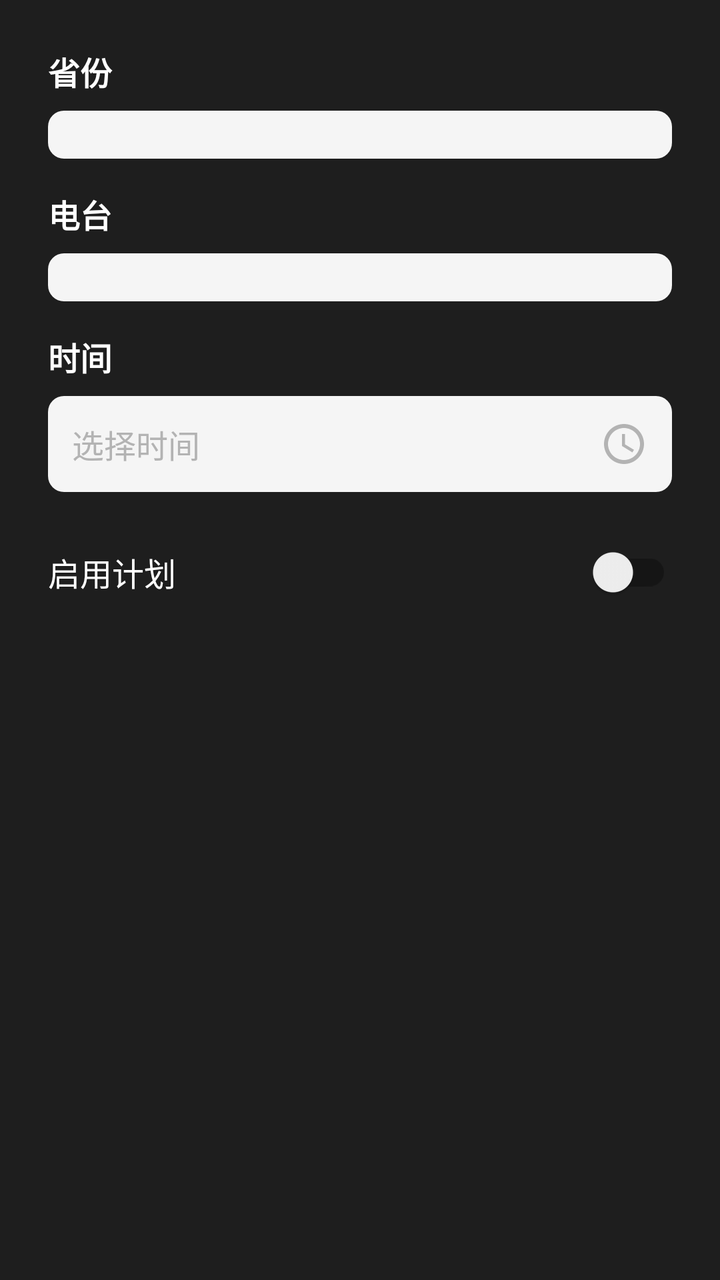
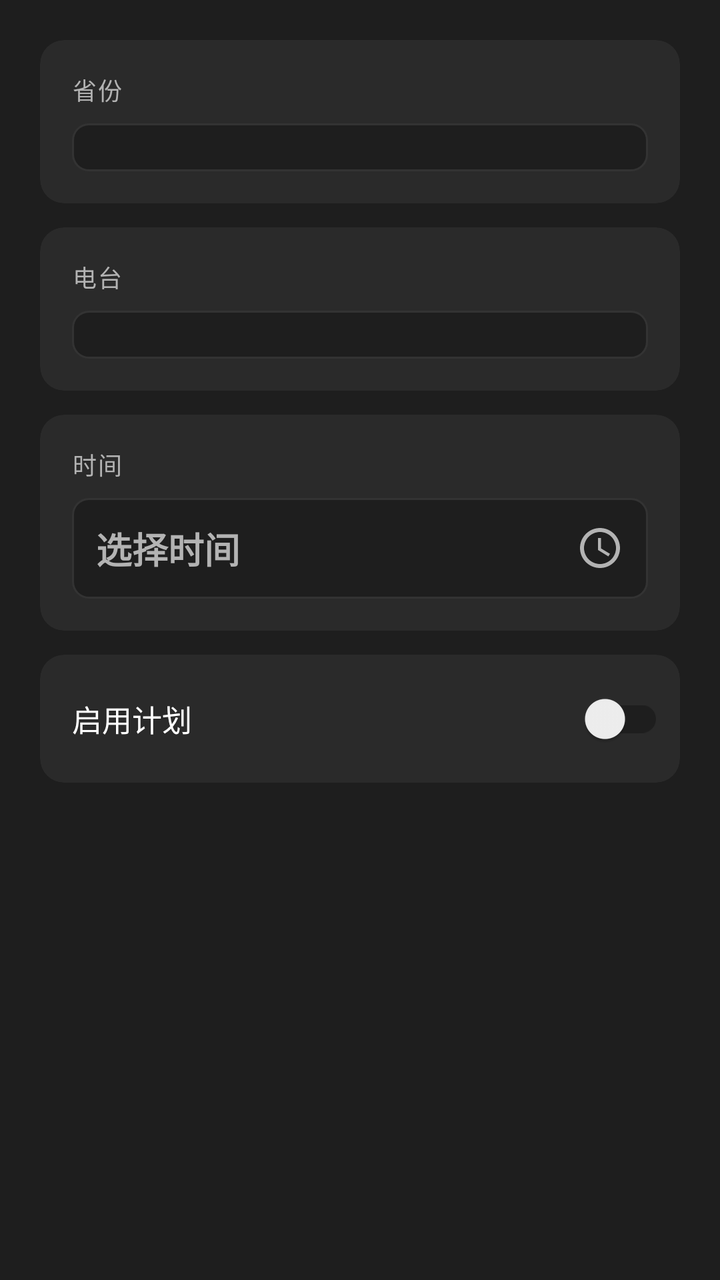

Compare the two renders of this Android layout. The source of the first and the diff that turns it into the second are given below.
<!-- AndroidManifest.xml: application theme Theme.CarRadio -->
<!-- res/layout/dialog_schedule.xml -->
<?xml version="1.0" encoding="utf-8"?>
<LinearLayout xmlns:android="http://schemas.android.com/apk/res/android"
    android:layout_width="match_parent"
    android:layout_height="wrap_content"
    android:orientation="vertical"
    android:background="@color/background_secondary"
    android:padding="24dp">

    
    <TextView
        android:layout_width="match_parent"
        android:layout_height="wrap_content"
        android:text="省份"
        android:textColor="@color/text_primary"
        android:textSize="16sp"
        android:textStyle="bold" />

    <Spinner
        android:id="@+id/provinceSpinner"
        android:layout_width="match_parent"
        android:layout_height="wrap_content"
        android:layout_marginTop="8dp"
        android:layout_marginBottom="16dp"
        android:background="@drawable/bg_spinner"
        android:padding="12dp" />

    
    <TextView
        android:layout_width="match_parent"
        android:layout_height="wrap_content"
        android:text="@string/station"
        android:textColor="@color/text_primary"
        android:textSize="16sp"
        android:textStyle="bold" />

    <Spinner
        android:id="@+id/stationSpinner"
        android:layout_width="match_parent"
        android:layout_height="wrap_content"
        android:layout_marginTop="8dp"
        android:background="@drawable/bg_spinner"
        android:padding="12dp" />

    
    <TextView
        android:layout_width="match_parent"
        android:layout_height="wrap_content"
        android:layout_marginTop="16dp"
        android:text="@string/时间"
        android:textColor="@color/text_primary"
        android:textSize="16sp"
        android:textStyle="bold" />

    <TextView
        android:id="@+id/timeTextView"
        android:layout_width="match_parent"
        android:layout_height="wrap_content"
        android:layout_marginTop="8dp"
        android:background="@drawable/bg_spinner"
        android:drawableEnd="@drawable/ic_time"
        android:drawablePadding="8dp"
        android:gravity="center_vertical"
        android:hint="选择时间"
        android:textColorHint="@color/text_secondary"
        android:padding="12dp"
        android:textColor="@color/text_primary"
        android:textSize="16sp" />

    
    <androidx.appcompat.widget.SwitchCompat
        android:id="@+id/enableSwitch"
        android:layout_width="match_parent"
        android:layout_height="wrap_content"
        android:layout_marginTop="16dp"
        android:text="@string/enable_schedule"
        android:textColor="@color/text_primary"
        android:textSize="16sp" />

</LinearLayout>
<!-- resources referenced by this layout -->
<resources>
  <color name="background_secondary">#FF1E1E1E</color>
  <color name="text_primary">#FFFFFFFF</color>
  <color name="text_secondary">#FFB3B3B3</color>
  <!-- drawable bg_spinner (drawable) -->
  <?xml version="1.0" encoding="utf-8"?>
  <shape xmlns:android="http://schemas.android.com/apk/res/android"
      android:shape="rectangle">
      <solid android:color="#F5F5F5" />
      <corners android:radius="8dp" />
  </shape>
  <!-- drawable ic_time (drawable) -->
  <?xml version="1.0" encoding="utf-8"?>
  <vector xmlns:android="http://schemas.android.com/apk/res/android"
      android:width="24dp"
      android:height="24dp"
      android:viewportWidth="24"
      android:viewportHeight="24">
      <path
          android:fillColor="#FFB3B3B3"
          android:pathData="M12,2C6.5,2 2,6.5 2,12s4.5,10 10,10 10,-4.5 10,-10S17.5,2 12,2zM12,20c-4.4,0 -8,-3.6 -8,-8s3.6,-8 8,-8 8,3.6 8,8 -3.6,8 -8,8z" />
      <path
          android:fillColor="#FFB3B3B3"
          android:pathData="M12.5,7H11v6l5.2,3.2 0.8,-1.3 -4.5,-2.7z" />
  </vector>
  <string name="enable_schedule">启用计划</string>
  <string name="station">电台</string>
  <style name="Theme.CarRadio" parent="Theme.MaterialComponents.DayNight.NoActionBar">
          
          <item name="colorPrimary">@color/primary</item>
          <item name="colorPrimaryVariant">@color/primary_variant</item>
          <item name="colorOnPrimary">@color/white</item>
          
          <item name="colorSecondary">@color/secondary</item>
          <item name="colorSecondaryVariant">@color/secondary_variant</item>
          <item name="colorOnSecondary">@color/black</item>
          
          <item name="android:statusBarColor">@color/status_bar</item>
          
          <item name="android:windowBackground">@color/background</item>
          <item name="android:navigationBarColor">@color/navigation_bar</item>
      </style>
  <color name="primary">#FF6200EE</color>
  <color name="primary_variant">#FF3700B3</color>
  <color name="white">#FFFFFFFF</color>
  <color name="secondary">#FF03DAC6</color>
  <color name="secondary_variant">#FF018786</color>
  <color name="black">#FF000000</color>
  <color name="status_bar">@color/background</color>
  <color name="background">#FF121212</color>
  <color name="navigation_bar">@color/background</color>
</resources>

<!-- the commit's change to res/layout/dialog_schedule.xml (unified diff, before → after) -->
@@ -1,79 +1,162 @@
 <?xml version="1.0" encoding="utf-8"?>
 <LinearLayout xmlns:android="http://schemas.android.com/apk/res/android"
+    xmlns:app="http://schemas.android.com/apk/res-auto"
     android:layout_width="match_parent"
     android:layout_height="wrap_content"
     android:orientation="vertical"
     android:background="@color/background_secondary"
-    android:padding="24dp">
+    android:padding="20dp">
 
     
-    <TextView
+    <com.google.android.material.card.MaterialCardView
         android:layout_width="match_parent"
         android:layout_height="wrap_content"
-        android:text="省份"
-        android:textColor="@color/text_primary"
-        android:textSize="16sp"
-        android:textStyle="bold" />
+        app:cardBackgroundColor="@color/card_background"
+        app:cardCornerRadius="12dp"
+        app:cardElevation="0dp">
 
-    <Spinner
-        android:id="@+id/provinceSpinner"
+        <LinearLayout
+            android:layout_width="match_parent"
+            android:layout_height="wrap_content"
+            android:orientation="vertical"
+            android:padding="16dp">
+
+            <TextView
+                android:layout_width="match_parent"
+                android:layout_height="wrap_content"
+                android:text="省份"
+                android:textColor="@color/text_secondary"
+                android:textSize="12sp"
+                android:letterSpacing="0.05" />
+
+            <Spinner
+                android:id="@+id/provinceSpinner"
+                android:layout_width="match_parent"
+                android:layout_height="wrap_content"
+                android:layout_marginTop="8dp"
+                android:background="@drawable/bg_spinner_dark"
+                android:popupBackground="@color/card_background"
+                android:padding="12dp" />
+
+        </LinearLayout>
+
+    </com.google.android.material.card.MaterialCardView>
+
+    
+    <com.google.android.material.card.MaterialCardView
         android:layout_width="match_parent"
         android:layout_height="wrap_content"
-        android:layout_marginTop="8dp"
-        android:layout_marginBottom="16dp"
-        android:background="@drawable/bg_spinner"
-        android:padding="12dp" />
+        android:layout_marginTop="12dp"
+        app:cardBackgroundColor="@color/card_background"
+        app:cardCornerRadius="12dp"
+        app:cardElevation="0dp">
+
+        <LinearLayout
+            android:layout_width="match_parent"
+            android:layout_height="wrap_content"
+            android:orientation="vertical"
+            android:padding="16dp">
+
+            <TextView
+                android:layout_width="match_parent"
+                android:layout_height="wrap_content"
+                android:text="@string/station"
+                android:textColor="@color/text_secondary"
+                android:textSize="12sp"
+                android:letterSpacing="0.05" />
+
+            <Spinner
+                android:id="@+id/stationSpinner"
+                android:layout_width="match_parent"
+                android:layout_height="wrap_content"
+                android:layout_marginTop="8dp"
+                android:background="@drawable/bg_spinner_dark"
+                android:popupBackground="@color/card_background"
+                android:padding="12dp" />
+
+        </LinearLayout>
+
+    </com.google.android.material.card.MaterialCardView>
 
     
-    <TextView
+    <com.google.android.material.card.MaterialCardView
         android:layout_width="match_parent"
         android:layout_height="wrap_content"
-        android:text="@string/station"
-        android:textColor="@color/text_primary"
-        android:textSize="16sp"
-        android:textStyle="bold" />
+        android:layout_marginTop="12dp"
+        app:cardBackgroundColor="@color/card_background"
+        app:cardCornerRadius="12dp"
+        app:cardElevation="0dp">
 
-    <Spinner
-        android:id="@+id/stationSpinner"
+        <LinearLayout
+            android:layout_width="match_parent"
+            android:layout_height="wrap_content"
+            android:orientation="vertical"
+            android:padding="16dp">
+
+            <TextView
+                android:layout_width="match_parent"
+                android:layout_height="wrap_content"
+                android:text="@string/时间"
+                android:textColor="@color/text_secondary"
+                android:textSize="12sp"
+                android:letterSpacing="0.05" />
+
+            <TextView
+                android:id="@+id/timeTextView"
+                android:layout_width="match_parent"
+                android:layout_height="wrap_content"
+                android:layout_marginTop="8dp"
+                android:background="@drawable/bg_spinner_dark"
+                android:drawableEnd="@drawable/ic_time"
+                android:drawablePadding="8dp"
+                android:gravity="center_vertical"
+                android:hint="选择时间"
+                android:textColorHint="@color/text_secondary"
+                android:padding="12dp"
+                android:textColor="@color/primary"
+                android:textSize="18sp"
+                android:textStyle="bold" />
+
+        </LinearLayout>
+
+    </com.google.android.material.card.MaterialCardView>
+
+    
+    <com.google.android.material.card.MaterialCardView
         android:layout_width="match_parent"
         android:layout_height="wrap_content"
-        android:layout_marginTop="8dp"
-        android:background="@drawable/bg_spinner"
-        android:padding="12dp" />
+        android:layout_marginTop="12dp"
+        app:cardBackgroundColor="@color/card_background"
+        app:cardCornerRadius="12dp"
+        app:cardElevation="0dp">
 
-    
-    <TextView
-        android:layout_width="match_parent"
-        android:layout_height="wrap_content"
-        android:layout_marginTop="16dp"
-        android:text="@string/时间"
-        android:textColor="@color/text_primary"
-        android:textSize="16sp"
-        android:textStyle="bold" />
+        <LinearLayout
+            android:layout_width="match_parent"
+            android:layout_height="wrap_content"
+            android:orientation="horizontal"
+            android:gravity="center_vertical"
+            android:paddingStart="16dp"
+            android:paddingEnd="8dp"
+            android:paddingTop="8dp"
+            android:paddingBottom="8dp">
 
-    <TextView
-        android:id="@+id/timeTextView"
-        android:layout_width="match_parent"
-        android:layout_height="wrap_content"
-        android:layout_marginTop="8dp"
-        android:background="@drawable/bg_spinner"
-        android:drawableEnd="@drawable/ic_time"
-        android:drawablePadding="8dp"
-        android:gravity="center_vertical"
-        android:hint="选择时间"
-        android:textColorHint="@color/text_secondary"
-        android:padding="12dp"
-        android:textColor="@color/text_primary"
-        android:textSize="16sp" />
+            <TextView
+                android:layout_width="0dp"
+                android:layout_height="wrap_content"
+                android:layout_weight="1"
+                android:text="@string/enable_schedule"
+                android:textColor="@color/text_primary"
+                android:textSize="15sp" />
 
-    
-    <androidx.appcompat.widget.SwitchCompat
-        android:id="@+id/enableSwitch"
-        android:layout_width="match_parent"
-        android:layout_height="wrap_content"
-        android:layout_marginTop="16dp"
-        android:text="@string/enable_schedule"
-        android:textColor="@color/text_primary"
-        android:textSize="16sp" />
+            <androidx.appcompat.widget.SwitchCompat
+                android:id="@+id/enableSwitch"
+                android:layout_width="wrap_content"
+                android:layout_height="wrap_content"
+                android:minWidth="48dp"
+                android:minHeight="48dp" />
+
+        </LinearLayout>
+
+    </com.google.android.material.card.MaterialCardView>
 
 </LinearLayout>
<!-- resource entries referenced after the edit -->
@@ -1,14 +1,16 @@
 <!-- resources referenced by this layout -->
 <resources>
   <color name="background_secondary">#FF1E1E1E</color>
+  <color name="card_background">#FF2A2A2A</color>
   <color name="text_primary">#FFFFFFFF</color>
   <color name="text_secondary">#FFB3B3B3</color>
-  <!-- drawable bg_spinner (drawable) -->
+  <!-- drawable bg_spinner_dark (drawable) -->
   <?xml version="1.0" encoding="utf-8"?>
   <shape xmlns:android="http://schemas.android.com/apk/res/android"
       android:shape="rectangle">
-      <solid android:color="#F5F5F5" />
+      <solid android:color="@color/background_secondary" />
       <corners android:radius="8dp" />
+      <stroke android:width="1dp" android:color="@color/divider" />
   </shape>
   <!-- drawable ic_time (drawable) -->
   <?xml version="1.0" encoding="utf-8"?>
@@ -41,6 +43,7 @@
           <item name="android:windowBackground">@color/background</item>
           <item name="android:navigationBarColor">@color/navigation_bar</item>
       </style>
+  <color name="divider">#FF333333</color>
   <color name="primary">#FF6200EE</color>
   <color name="primary_variant">#FF3700B3</color>
   <color name="white">#FFFFFFFF</color>
